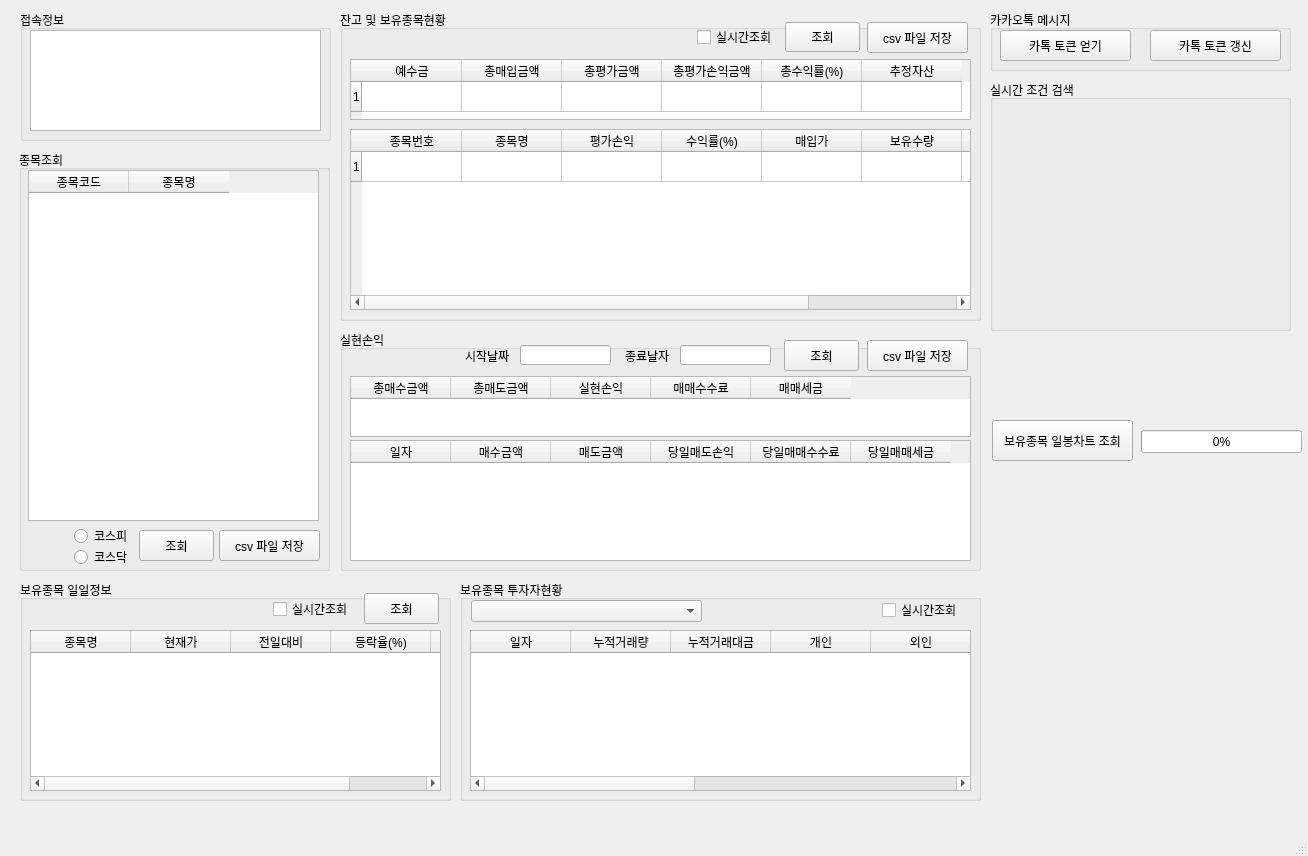
pjm8702/jasam, file MyTrader.ui: the form before one commit.
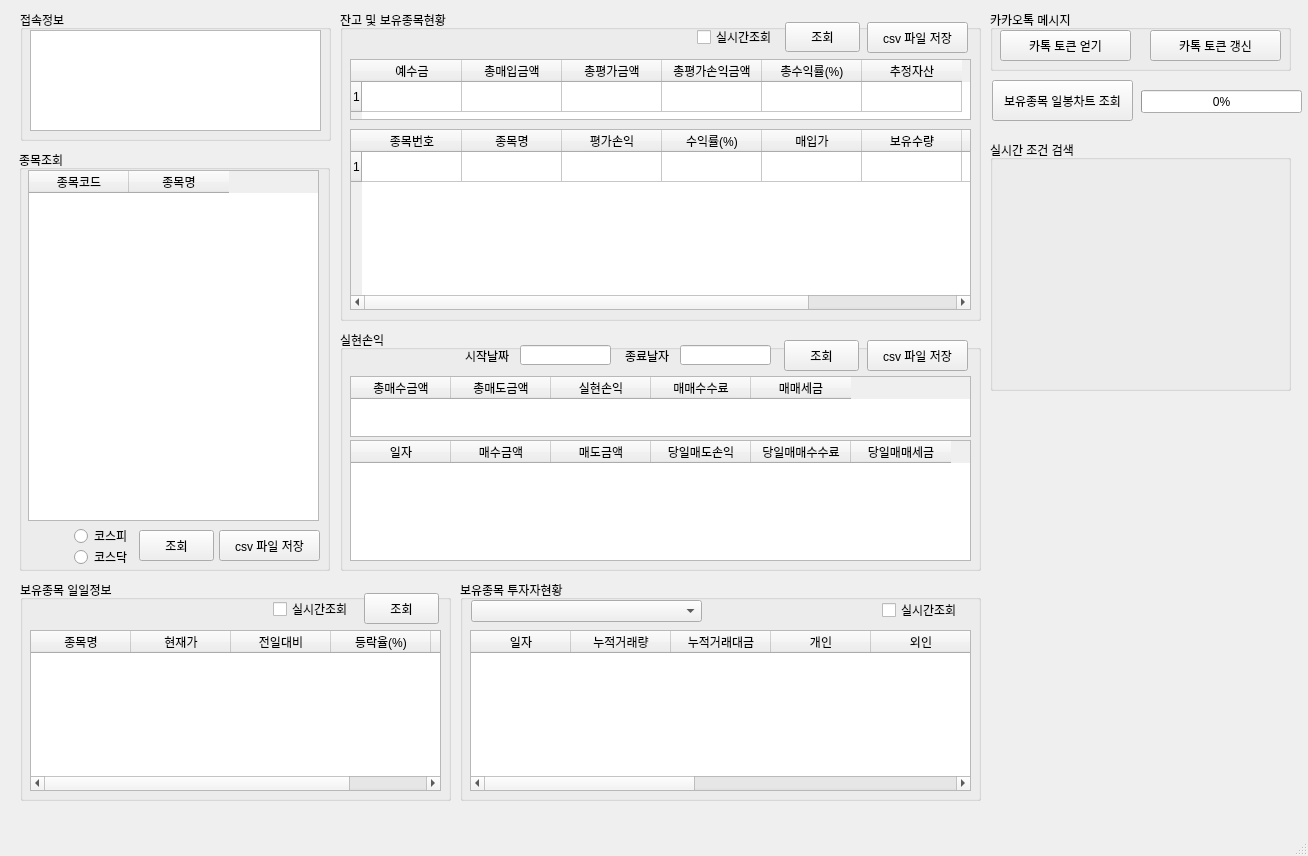
The form after the commit.

Commit message: 조건검색 리스트 얻기 추가

Diff of the .ui file:
```diff
--- a/MyTrader.ui
+++ b/MyTrader.ui
@@ -510,7 +510,7 @@
     <property name="geometry">
      <rect>
       <x>992</x>
-      <y>420</y>
+      <y>80</y>
       <width>141</width>
       <height>41</height>
      </rect>
@@ -523,7 +523,7 @@
     <property name="geometry">
      <rect>
       <x>1141</x>
-      <y>430</y>
+      <y>90</y>
       <width>161</width>
       <height>23</height>
      </rect>
@@ -627,7 +627,7 @@
     <property name="geometry">
      <rect>
       <x>990</x>
-      <y>80</y>
+      <y>140</y>
       <width>301</width>
       <height>251</height>
      </rect>
```
The commit also changes 2 other files.
